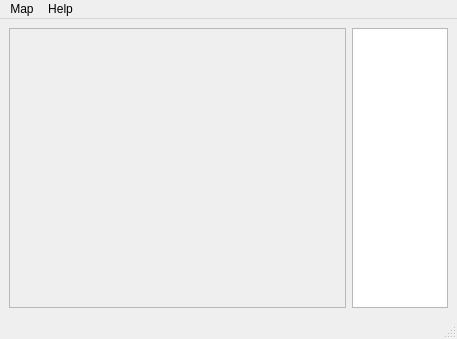
This is GUI/mainwindow.ui in lopatovsky/Maze as Qt 5 draws it before an edit. The edited form follows.
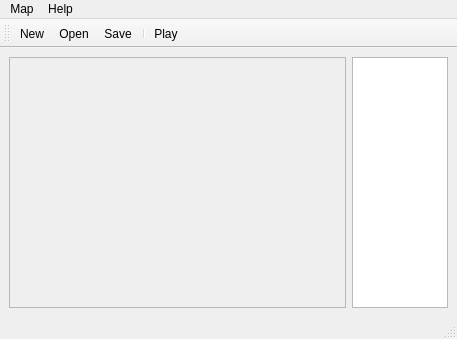
This is the edited form.

Commit message: Create play action

Patch:
```diff
--- a/GUI/mainwindow.ui
+++ b/GUI/mainwindow.ui
@@ -26,7 +26,7 @@
          <x>0</x>
          <y>0</y>
          <width>335</width>
-         <height>272</height>
+         <height>243</height>
         </rect>
        </property>
       </widget>
@@ -78,6 +78,22 @@
    <addaction name="menuHelp"/>
   </widget>
   <widget class="QStatusBar" name="statusbar"/>
+  <widget class="QToolBar" name="toolBar">
+   <property name="windowTitle">
+    <string>toolBar</string>
+   </property>
+   <attribute name="toolBarArea">
+    <enum>TopToolBarArea</enum>
+   </attribute>
+   <attribute name="toolBarBreak">
+    <bool>false</bool>
+   </attribute>
+   <addaction name="actionNew"/>
+   <addaction name="actionOpen"/>
+   <addaction name="actionSave"/>
+   <addaction name="separator"/>
+   <addaction name="actionPlay"/>
+  </widget>
   <action name="actionNew">
    <property name="text">
     <string>New</string>
@@ -103,6 +119,17 @@
     <string>About</string>
    </property>
   </action>
+  <action name="actionPlay">
+   <property name="checkable">
+    <bool>true</bool>
+   </property>
+   <property name="text">
+    <string>Play</string>
+   </property>
+   <property name="toolTip">
+    <string>Play</string>
+   </property>
+  </action>
  </widget>
  <resources/>
  <connections>
```
Left out of the diff: 2 changed lines with no effect on the pictures. The commit also changes 1 other file.
